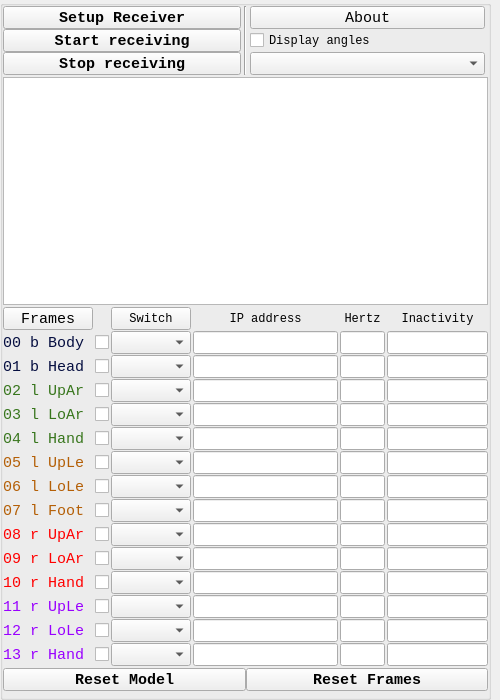
Qt form ui/window_receiver.ui (wearablesLab14/human_cognition) before a commit.
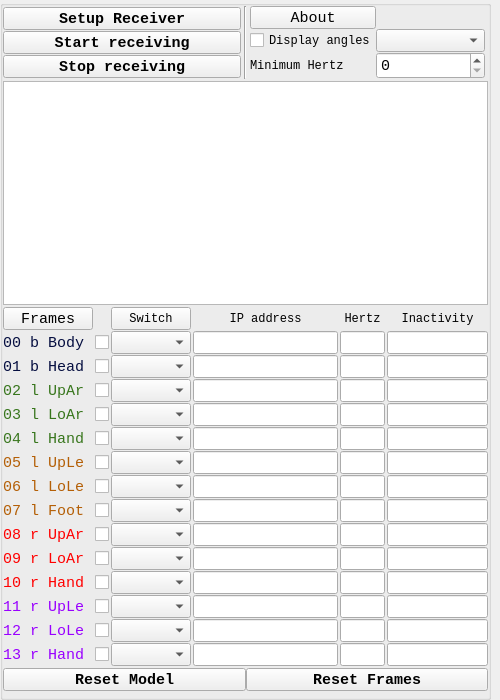
The same form after that commit. Icons and pictures are not drawn.

Commit message: warnings / hertz minimium

Patch:
```diff
--- a/ui/window_receiver.ui
+++ b/ui/window_receiver.ui
@@ -2403,22 +2403,6 @@
            <property name="rightMargin">
             <number>3</number>
            </property>
-           <item row="2" column="0">
-            <widget class="QComboBox" name="comboBoxEuler">
-             <property name="minimumSize">
-              <size>
-               <width>0</width>
-               <height>23</height>
-              </size>
-             </property>
-             <property name="maximumSize">
-              <size>
-               <width>16777215</width>
-               <height>23</height>
-              </size>
-             </property>
-            </widget>
-           </item>
            <item row="1" column="0">
             <widget class="QCheckBox" name="checkBoxEuler">
              <property name="minimumSize">
@@ -2467,6 +2451,40 @@
              </property>
             </widget>
            </item>
+           <item row="2" column="1">
+            <widget class="QSpinBox" name="spinBoxMinHertz"/>
+           </item>
+           <item row="1" column="1">
+            <widget class="QComboBox" name="comboBoxEuler">
+             <property name="minimumSize">
+              <size>
+               <width>0</width>
+               <height>23</height>
+              </size>
+             </property>
+             <property name="maximumSize">
+              <size>
+               <width>16777215</width>
+               <height>23</height>
+              </size>
+             </property>
+            </widget>
+           </item>
+           <item row="2" column="0">
+            <widget class="QLabel" name="labelHertz">
+             <property name="font">
+              <font>
+               <pointsize>9</pointsize>
+              </font>
+             </property>
+             <property name="text">
+              <string>Minimum Hertz</string>
+             </property>
+             <property name="margin">
+              <number>0</number>
+             </property>
+            </widget>
+           </item>
           </layout>
          </item>
         </layout>
```
The commit also changes 8 other files.
